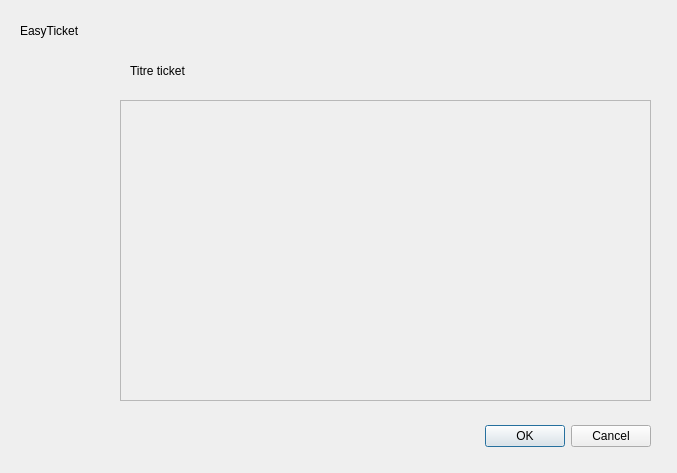
This is src/easyticket/detailsticket.ui in LESNIAK-Louis/EasyTicket as Qt 5 draws it before an edit. The edited form follows.
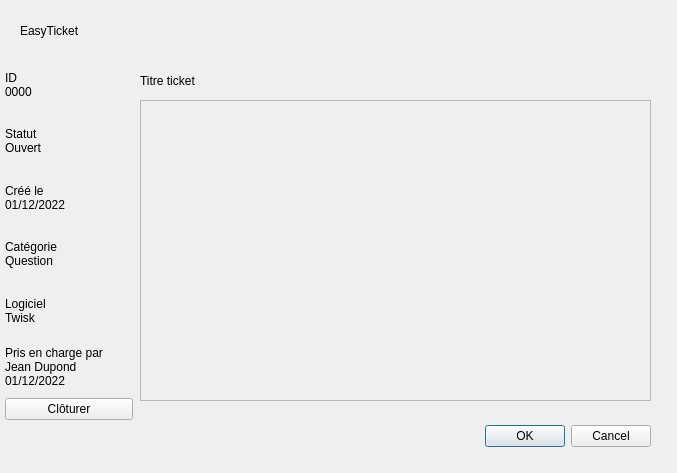
This is the edited form.

Commit message: Affichage des infos du ticket

The edit to the form file:
```diff
--- a/src/easyticket/detailsticket.ui
+++ b/src/easyticket/detailsticket.ui
@@ -45,9 +45,9 @@
   <widget class="QLabel" name="labelTitre">
    <property name="geometry">
     <rect>
-     <x>130</x>
-     <y>50</y>
-     <width>641</width>
+     <x>140</x>
+     <y>60</y>
+     <width>521</width>
      <height>41</height>
     </rect>
    </property>
@@ -58,9 +58,9 @@
   <widget class="QScrollArea" name="zoneMessages">
    <property name="geometry">
     <rect>
-     <x>120</x>
+     <x>140</x>
      <y>100</y>
-     <width>531</width>
+     <width>511</width>
      <height>301</height>
     </rect>
    </property>
@@ -72,7 +72,7 @@
      <rect>
       <x>0</x>
       <y>0</y>
-      <width>529</width>
+      <width>509</width>
       <height>299</height>
      </rect>
     </property>
@@ -82,13 +82,90 @@
        <x>10</x>
        <y>10</y>
        <width>511</width>
-       <height>281</height>
+       <height>271</height>
       </rect>
      </property>
      <layout class="QVBoxLayout" name="zoneMessagesLayout"/>
     </widget>
    </widget>
   </widget>
+  <widget class="QWidget" name="verticalLayoutWidget_2">
+   <property name="geometry">
+    <rect>
+     <x>0</x>
+     <y>59</y>
+     <width>133</width>
+     <height>411</height>
+    </rect>
+   </property>
+   <layout class="QVBoxLayout" name="infosLayout">
+    <property name="spacing">
+     <number>6</number>
+    </property>
+    <property name="leftMargin">
+     <number>5</number>
+    </property>
+    <property name="bottomMargin">
+     <number>50</number>
+    </property>
+    <item>
+     <widget class="QLabel" name="labelID">
+      <property name="text">
+       <string>ID
+0000</string>
+      </property>
+     </widget>
+    </item>
+    <item>
+     <widget class="QLabel" name="labelStatut">
+      <property name="text">
+       <string>Statut
+Ouvert</string>
+      </property>
+     </widget>
+    </item>
+    <item>
+     <widget class="QLabel" name="labelDate">
+      <property name="text">
+       <string>Créé le
+01/12/2022</string>
+      </property>
+     </widget>
+    </item>
+    <item>
+     <widget class="QLabel" name="labelCategorie">
+      <property name="text">
+       <string>Catégorie
+Question</string>
+      </property>
+     </widget>
+    </item>
+    <item>
+     <widget class="QLabel" name="labelLogiciel">
+      <property name="text">
+       <string>Logiciel
+Twisk</string>
+      </property>
+     </widget>
+    </item>
+    <item>
+     <widget class="QLabel" name="labelPrisEnCharge">
+      <property name="text">
+       <string>Pris en charge par
+Jean Dupond
+01/12/2022</string>
+      </property>
+     </widget>
+    </item>
+    <item>
+     <widget class="QPushButton" name="boutonCloturer">
+      <property name="text">
+       <string>Clôturer</string>
+      </property>
+     </widget>
+    </item>
+   </layout>
+  </widget>
  </widget>
  <resources/>
  <connections>
```
The commit also changes 2 other files.
